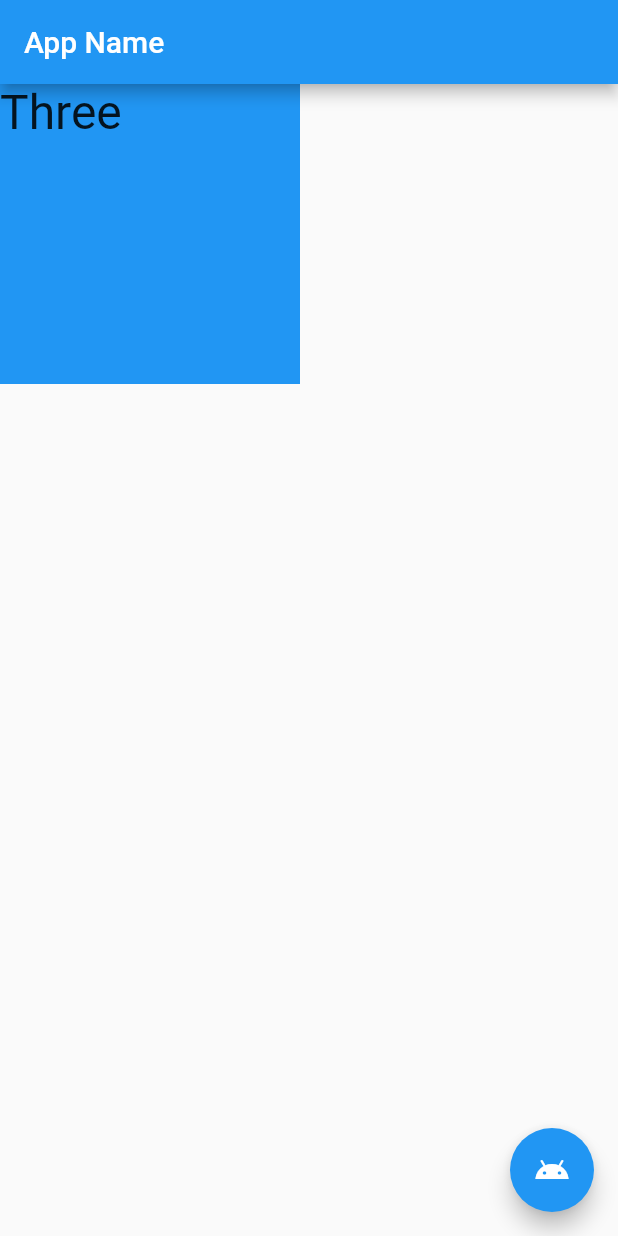
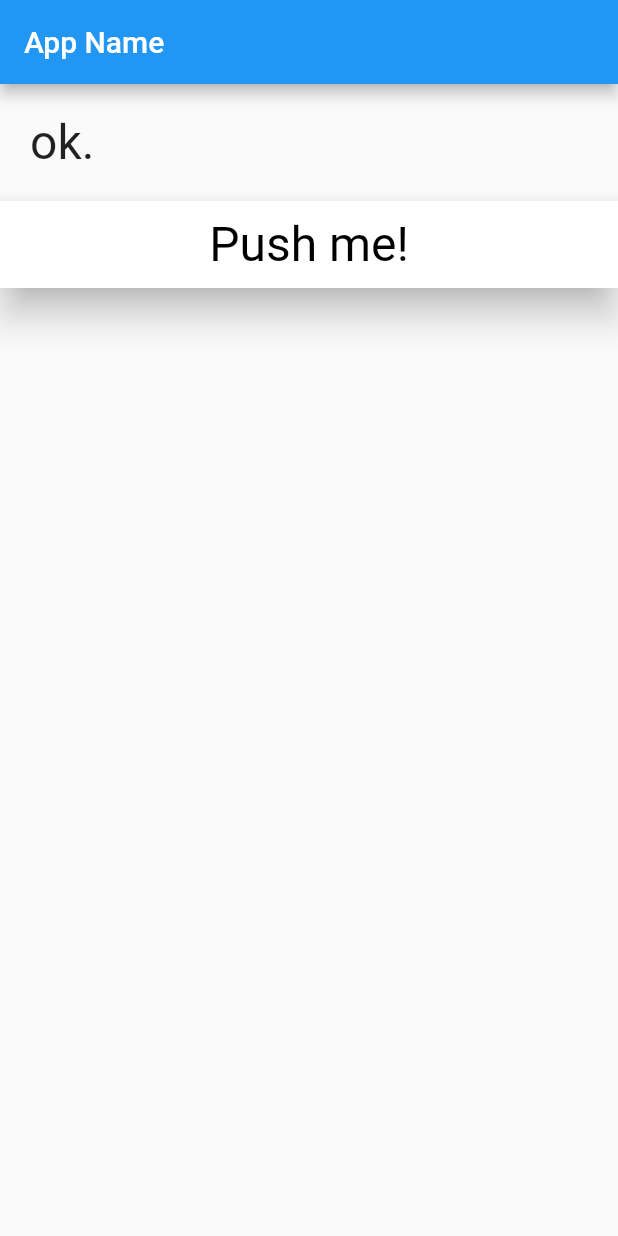
Before and after one commit to urayusuke/flutter_app, a Flutter app: the screen it shows after launch, on a phone screen of 412 x 824 dp. Run offline on Flutter 3.47's test engine with Material 2 defaults, Android fonts, the phone set to English and light mode, and no system bars.

Commit message:
main update

```diff
--- a/lib/main.dart
+++ b/lib/main.dart
@@ -27,38 +27,14 @@ class MyHomePage extends StatefulWidget {
 }
 
 class _MyHomePageState extends State<MyHomePage> {
-  var _stackData = <Widget>[
-    Container(
-      color: Colors.red,
-      width: 200.0,
-      height: 200.0,
-      child: Text(
-        "One",
-        style: TextStyle(
-            fontSize: 32.0, fontWeight: FontWeight.w400, fontFamily: "Roboto"),
-      ),
-    ),
-    Container(
-      color: Colors.green,
-      width: 200.0,
-      height: 200.0,
-      child: Text(
-        "Two",
-        style: TextStyle(
-            fontSize: 32.0, fontWeight: FontWeight.w400, fontFamily: "Roboto"),
-      ),
-    ),
-    Container(
-      color: Colors.blue,
-      width: 200.0,
-      height: 200.0,
-      child: Text(
-        "Three",
-        style: TextStyle(
-            fontSize: 32.0, fontWeight: FontWeight.w400, fontFamily: "Roboto"),
-      ),
-    ),
-  ];
+  var _message;
+  static var _janken = <String>['グー', 'チョキ', 'パー'];
+
+  @override
+  void initState() {
+    _message = 'ok.';
+    super.initState();
+  }
 
   @override
   Widget build(BuildContext context) {
@@ -66,15 +42,45 @@ class _MyHomePageState extends State<MyHomePage> {
       appBar: AppBar(
         title: Text('App Name'),
       ),
-      body: Stack(children: _stackData),
-      floatingActionButton: FloatingActionButton(
-          child: Icon(Icons.android), onPressed: fabPressed),
+      body: Center(
+        child: Column(
+            mainAxisAlignment: MainAxisAlignment.start,
+            mainAxisSize: MainAxisSize.max,
+            crossAxisAlignment: CrossAxisAlignment.stretch,
+            children: <Widget>[
+              Padding(
+                padding: EdgeInsets.all(20.0),
+                child: Text(
+                  _message,
+                  style: TextStyle(
+                      fontSize: 32.0,
+                      fontWeight: FontWeight.w400,
+                      fontFamily: "Roboto"),
+                ),
+              ),
+              RawMaterialButton(
+                fillColor: Colors.white,
+                highlightColor: Colors.red,
+                elevation: 10.0,
+                padding: EdgeInsets.all(10.0),
+                child: Text(
+                  "Push me!",
+                  style: TextStyle(
+                      fontSize: 32.0,
+                      color: const Color(0xFF000000),
+                      fontWeight: FontWeight.w400,
+                      fontFamily: "Roboto"),
+                ),
+                onPressed: buttonPressed,
+              ),
+            ]),
+      ),
     );
   }
 
-  void fabPressed() {
+  void buttonPressed() {
     setState(() {
-      _stackData.insert(0, _stackData.removeLast());
+      _message = (_janken..shuffle()).first;
     });
   }
 }
```
